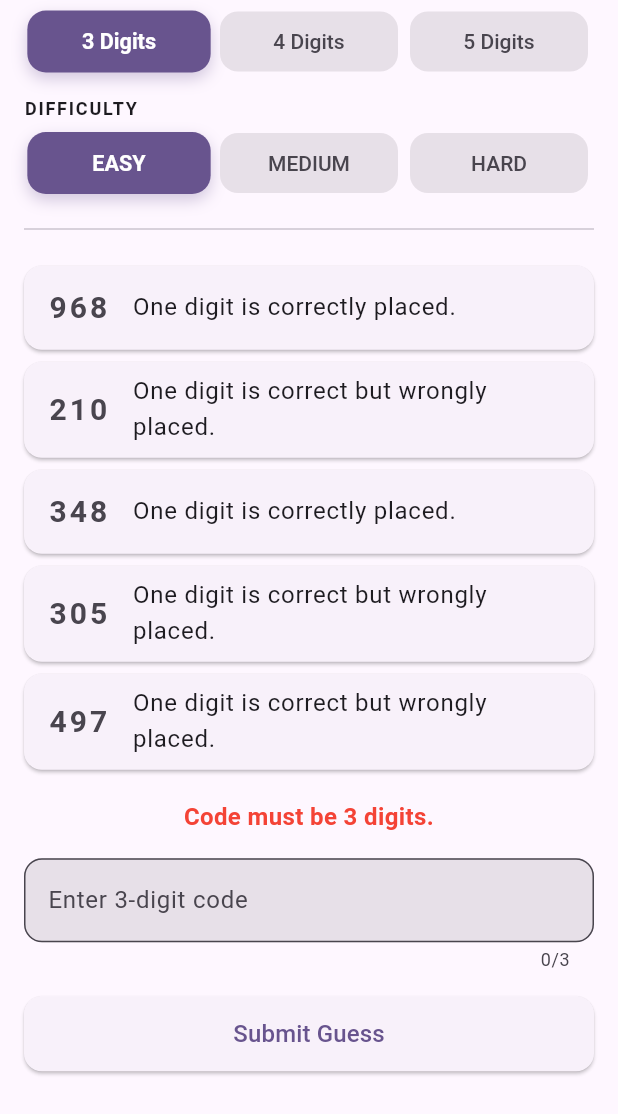
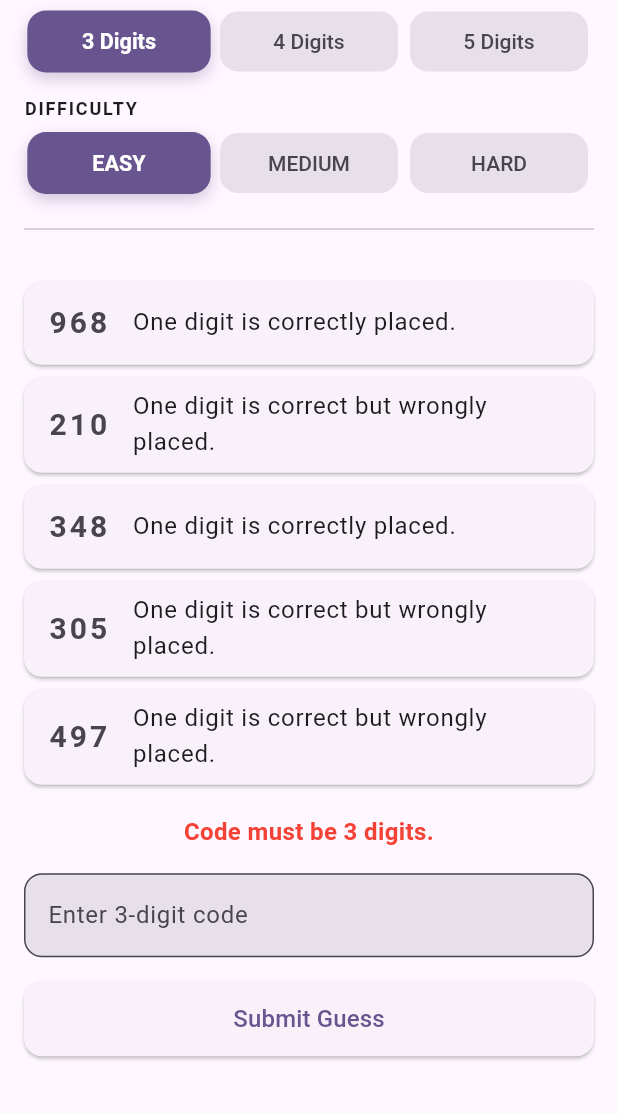
Before and after one commit to rmp7439/brain_games, a Flutter app: the CodeDeducerPage screen opened by its route, after a tap on "Submit Guess", on a phone screen of 412 x 824 dp, the part 122-1236 px from its top. Run offline on Flutter 3.47's test engine with Material 3 defaults, Android fonts, the phone set to English and light mode, and no system bars; our stand-ins replace flutter_riverpod, go_router.

```diff
--- a/lib/features/code_deducer/code_deducer_page.dart
+++ b/lib/features/code_deducer/code_deducer_page.dart
@@ -61,10 +61,7 @@ class _CodeDeducerPageState extends ConsumerState<CodeDeducerPage> {
     );
   }
 
-  /// Builds the settings header utilizing `.select` to prevent unnecessary
-  /// rebuilds when the puzzle state changes.
   Widget _buildSettingsHeader() {
-    // Only watch the specific settings values
     final selectedLength = ref.watch(codeDeducerProvider.select((s) => s.selectedCodeLength));
     final selectedDiff = ref.watch(codeDeducerProvider.select((s) => s.selectedDifficulty));
 
@@ -106,7 +103,6 @@ class _CodeDeducerPageState extends ConsumerState<CodeDeducerPage> {
     );
   }
 
-  /// Builds the game board with a custom Fade + Slide transition.
   Widget _buildAnimatedGameBoard() {
     final state = ref.watch(codeDeducerProvider);
     final notifier = ref.read(codeDeducerProvider.notifier);
@@ -120,7 +116,7 @@ class _CodeDeducerPageState extends ConsumerState<CodeDeducerPage> {
           opacity: animation,
           child: SlideTransition(
             position: Tween<Offset>(
-              begin: const Offset(0.0, 0.05), // Slight slide up
+              begin: const Offset(0.0, 0.05),
               end: Offset.zero,
             ).animate(animation),
             child: child,
@@ -133,7 +129,7 @@ class _CodeDeducerPageState extends ConsumerState<CodeDeducerPage> {
               child: CircularProgressIndicator(),
             )
           : _GameBoardContent(
-              key: ValueKey(state.puzzle!.secretCode), // Unique key to force transition on new puzzle
+              key: ValueKey(state.puzzle),
               state: state,
               notifier: notifier,
               textController: _textController,
@@ -143,7 +139,6 @@ class _CodeDeducerPageState extends ConsumerState<CodeDeducerPage> {
   }
 }
 
-/// Extracted game board content to keep the widget tree clean.
 class _GameBoardContent extends StatelessWidget {
   final CodeDeducerState state;
   final CodeDeducerNotifier notifier;
@@ -160,15 +155,13 @@ class _GameBoardContent extends StatelessWidget {
 
   @override
   Widget build(BuildContext context) {
-    // 1. Wrap the Column in a SingleChildScrollView so it can scroll when the keyboard opens
     return SingleChildScrollView(
       child: Column(
         crossAxisAlignment: CrossAxisAlignment.stretch,
         children: [
-          // 2. Remove the Expanded wrapper from the ListView
           ListView.builder(
-            shrinkWrap: true, // 3. Allow the list to size to its children
-            physics: const NeverScrollableScrollPhysics(), // Scroll is handled by the parent SingleChildScrollView
+            shrinkWrap: true,
+            physics: const NeverScrollableScrollPhysics(),
             itemCount: state.puzzle!.clues.length,
             itemBuilder: (context, index) {
               final clue = state.puzzle!.clues[index];
@@ -180,7 +173,7 @@ class _GameBoardContent extends StatelessWidget {
             duration: const Duration(milliseconds: 200),
             child: Text(
               state.feedback,
-              key: ValueKey(state.feedback),
+              key: ValueKey('${state.feedback}_${state.guessCount}'),
               textAlign: TextAlign.center,
               style: TextStyle(
                 fontSize: 16,
@@ -194,10 +187,14 @@ class _GameBoardContent extends StatelessWidget {
             controller: textController,
             keyboardType: TextInputType.number,
             maxLength: state.puzzle!.codeLength,
+            inputFormatters: [
+              FilteringTextInputFormatter.digitsOnly,
+            ],
             decoration: InputDecoration(
               border: OutlineInputBorder(borderRadius: BorderRadius.circular(12)),
               labelText: 'Enter ${state.puzzle!.codeLength}-digit code',
               filled: true,
+              counterText: '',
             ),
             enabled: state.status == GameStatus.playing,
           ),
@@ -213,8 +210,14 @@ class _GameBoardContent extends StatelessWidget {
                     ),
                     onPressed: () {
                       HapticFeedback.mediumImpact();
-                      notifier.submitGuess(textController.text);
-                      textController.clear();
+                      final guess = textController.text.trim();
+                      notifier.submitGuess(guess);
+
+                      // Only clear input and drop keyboard if the guess was actually valid length
+                      if (guess.length == state.puzzle!.codeLength) {
+                        textController.clear();
+                        FocusScope.of(context).unfocus();
+                      }
                     },
                     child: const Text('Submit Guess', style: TextStyle(fontSize: 16)),
                   )
@@ -238,7 +241,6 @@ class _GameBoardContent extends StatelessWidget {
   }
 }
 
-/// Beautifully fades and slides in clue cards sequentially based on their index.
 class _StaggeredClueCard extends StatelessWidget {
   final Clue clue;
   final int index;
@@ -250,7 +252,6 @@ class _StaggeredClueCard extends StatelessWidget {
     return TweenAnimationBuilder<double>(
       key: ValueKey(clue.guess),
       tween: Tween(begin: 0.0, end: 1.0),
-      // Adding a slight mathematical delay based on index for the staggered effect
       duration: Duration(milliseconds: 300 + (index * 100)),
       curve: Curves.easeOutCubic,
       builder: (context, value, child) {
@@ -280,7 +281,6 @@ class _StaggeredClueCard extends StatelessWidget {
   }
 }
 
-/// A custom button that animates its background, text style, scale, and shadow when selected.
 class _AnimatedSelectionButton<T> extends StatelessWidget {
   final T value;
   final T groupValue;
@@ -321,7 +321,7 @@ class _AnimatedSelectionButton<T> extends StatelessWidget {
               boxShadow: isSelected
                   ? [
                       BoxShadow(
-                        color: theme.colorScheme.primary.withValues(alpha : 0.3),
+                        color: theme.colorScheme.primary.withValues(alpha: 0.3),
                         blurRadius: 8,
                         offset: const Offset(0, 4),
                       )
--- a/lib/features/code_deducer/providers/code_deducer_provider.dart
+++ b/lib/features/code_deducer/providers/code_deducer_provider.dart
@@ -12,7 +12,7 @@ class CodeDeducerState {
   final String feedback;
   final Difficulty selectedDifficulty;
   final int selectedCodeLength;
-  final int guessCount; // Fix 3: Track guesses to force UI animations
+  final int guessCount;
 
   const CodeDeducerState({
     this.puzzle,
@@ -43,14 +43,13 @@ class CodeDeducerState {
 }
 
 class CodeDeducerNotifier extends StateNotifier<CodeDeducerState> {
-  int _currentGenerationId = 0; // Fix 1: Thread-safety token
+  int _currentGenerationId = 0;
 
   CodeDeducerNotifier() : super(const CodeDeducerState()) {
     startNewGame(Difficulty.easy, 3);
   }
 
   Future<void> startNewGame(Difficulty difficulty, int codeLength) async {
-    // Generate a unique ID for this specific generation request
     final thisGenerationId = ++_currentGenerationId;
 
     state = CodeDeducerState(
@@ -61,6 +60,7 @@ class CodeDeducerNotifier extends StateNotifier<CodeDeducerState> {
       guessCount: 0,
     );
 
+    try {
       final puzzle = await Isolate.run(
         () => CodeDeducerGenerator.generate(
           difficulty,
@@ -69,13 +69,22 @@ class CodeDeducerNotifier extends StateNotifier<CodeDeducerState> {
         ),
       );
 
-    // Fix 1: Only update state if this is still the most recently requested puzzle
+      // Only update state if this is still the most recently requested puzzle
       if (_currentGenerationId == thisGenerationId) {
         state = state.copyWith(
           puzzle: puzzle,
           status: GameStatus.playing,
           feedback: 'Crack the $codeLength-digit code!',
         );
+      }
+    } catch (e) {
+      // Graceful fallback for extreme mathematical edge cases or isolate crashes
+      if (_currentGenerationId == thisGenerationId) {
+        state = state.copyWith(
+          feedback: 'Failed to generate puzzle. Please try another difficulty.',
+          status: GameStatus.lost,
+        );
+      }
     }
   }
 
@@ -89,7 +98,7 @@ class CodeDeducerNotifier extends StateNotifier<CodeDeducerState> {
     if (cleanGuess.length != puzzle.codeLength) {
       state = state.copyWith(
         feedback: 'Code must be ${puzzle.codeLength} digits.',
-        guessCount: state.guessCount + 1, // Fix 3: Force animation
+        guessCount: state.guessCount + 1,
       );
       return;
     }
@@ -103,7 +112,7 @@ class CodeDeducerNotifier extends StateNotifier<CodeDeducerState> {
     } else {
       state = state.copyWith(
         feedback: '$cleanGuess is incorrect. Try again!',
-        guessCount: state.guessCount + 1, // Fix 3: Force animation on repeat guesses
+        guessCount: state.guessCount + 1,
       );
     }
   }
```
Lines whose indentation alone changed are shown as unchanged.
